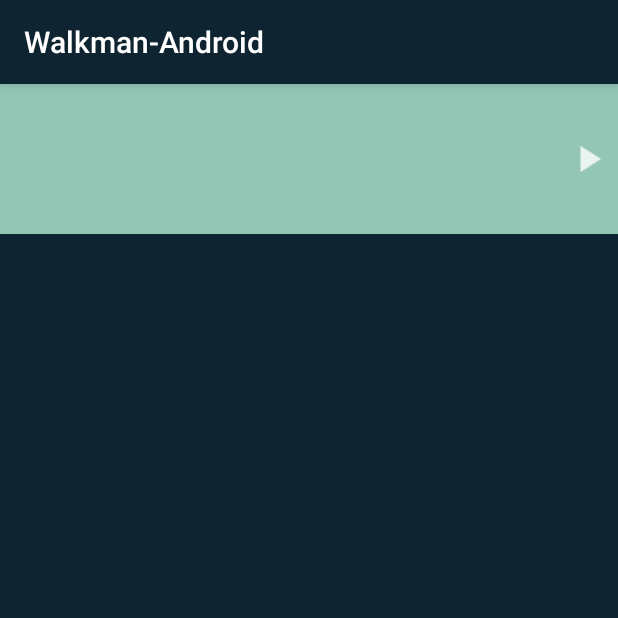
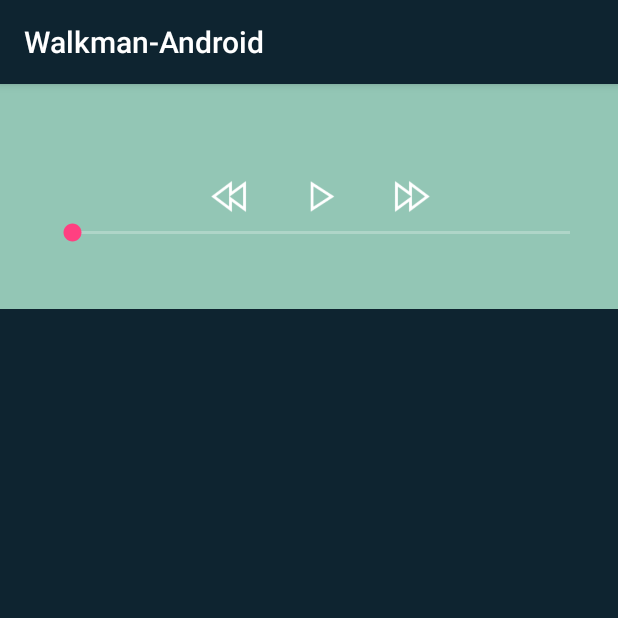
Before and after one commit to alevkov/Walkman-Android, an Android app: the SongsActivity screen opened directly, with no data from a screen before it, on a phone screen of 412 x 824 dp, the top half of it. Run offline under Robolectric (Android 15) with nearby library versions, the phone set to English and light mode, and no system bars.

Commit message:
MVK-8 Seek controls + changed icons for player controls

```diff
--- a/app/src/main/java/com/example/lexlevi/walkman_android/MainActivity.java
+++ b/app/src/main/java/com/example/lexlevi/walkman_android/MainActivity.java
@@ -23,7 +23,7 @@ public class MainActivity extends AppCompatActivity {
     protected void onCreate(Bundle savedInstanceState) {
         super.onCreate(savedInstanceState);
         setContentView(R.layout.activity_main);
-        getWindow().setNavigationBarColor(Color.argb(255, 55, 212, 149));
+        getWindow().setNavigationBarColor(Color.argb(255, 147, 198, 181));
         PersistentStoreCoordinator.getInstance().setSettingsWithContext(getApplicationContext());
         o2 = new Oauth2();
         loginURL = o2.toURL();
--- a/app/src/main/res/layout/activity_songs.xml
+++ b/app/src/main/res/layout/activity_songs.xml
@@ -8,29 +8,54 @@
         android:background="#93C6B5"
         android:theme="@style/Base.ThemeOverlay.AppCompat.Dark.ActionBar"
         android:layout_width="match_parent"
-        android:layout_height="100dp">
+        android:layout_height="150dp">
 
-        <TextView
-            android:id="@+id/selected_track_artist"
-            android:paddingLeft="8dp"
-            android:paddingBottom="2dp"
-            android:layout_width="wrap_content"
-            android:layout_height="wrap_content"
-            android:textSize="6pt"/>
+        <RelativeLayout xmlns:android="http://schemas.android.com/apk/res/android"
+            xmlns:tools="http://schemas.android.com/tools" android:layout_width="match_parent"
+            android:layout_height="match_parent"
+            android:paddingLeft="@dimen/activity_horizontal_margin"
+            android:paddingRight="@dimen/activity_horizontal_margin"
+            android:paddingTop="@dimen/activity_vertical_margin"
+            android:paddingBottom="@dimen/activity_vertical_margin" tools:context=".MainActivity">
 
-        <TextView
-            android:id="@+id/selected_track_title"
-            android:paddingLeft="8dp"
-            android:layout_width="wrap_content"
-            android:layout_height="wrap_content"
-            android:textSize="6pt"/>
+            <ImageView
+                android:id="@+id/player_left"
+                android:layout_width="30dp"
+                android:layout_height="30dp"
+                android:layout_below="@+id/selected_track_title"
+                android:layout_toLeftOf="@+id/player_control"/>
 
+            <ImageView
+                android:id="@+id/player_control"
+                android:layout_marginRight="30dp"
+                android:layout_marginLeft="30dp"
+                android:layout_centerInParent="true"
+                android:layout_width="30dp"
+                android:layout_height="30dp" />
+            <ImageView
+                android:id="@+id/player_right"
+                android:layout_width="30dp"
+                android:layout_height="30dp"
+                android:layout_below="@+id/selected_track_title"
+                android:layout_toRightOf="@+id/player_control"/>
 
-        <ImageView
-            android:id="@+id/player_control"
-            android:layout_gravity="right"
-            android:layout_width="40dp"
-            android:layout_height="40dp"/>
+            <SeekBar
+                android:id="@+id/seekTimeBar"
+                android:layout_width="match_parent"
+                android:layout_height="wrap_content"
+                android:layout_alignParentTop="false"
+                android:layout_centerHorizontal="true"
+                android:layout_below="@+id/player_left" />
+
+            <TextView
+                android:id="@+id/selected_track_title"
+                android:layout_centerInParent="true"
+                android:layout_width="wrap_content"
+                android:layout_height="wrap_content"
+                android:layout_marginBottom="5dp"
+                android:textSize="6.3pt"
+                android:layout_above="@+id/player_control"/>
+        </RelativeLayout>
 
     </android.support.v7.widget.Toolbar>
 
```
Also changed, not shown: app/src/main/java/com/example/lexlevi/walkman_android/SongsActivity.java (+90 -33 lines), app/src/main/res/drawable/ic_left.png (added), app/src/main/res/drawable/ic_pause.png, app/src/main/res/drawable/ic_play.png, app/src/main/res/drawable/ic_right.png (added), app/src/main/res/drawable/knob.png (added).
